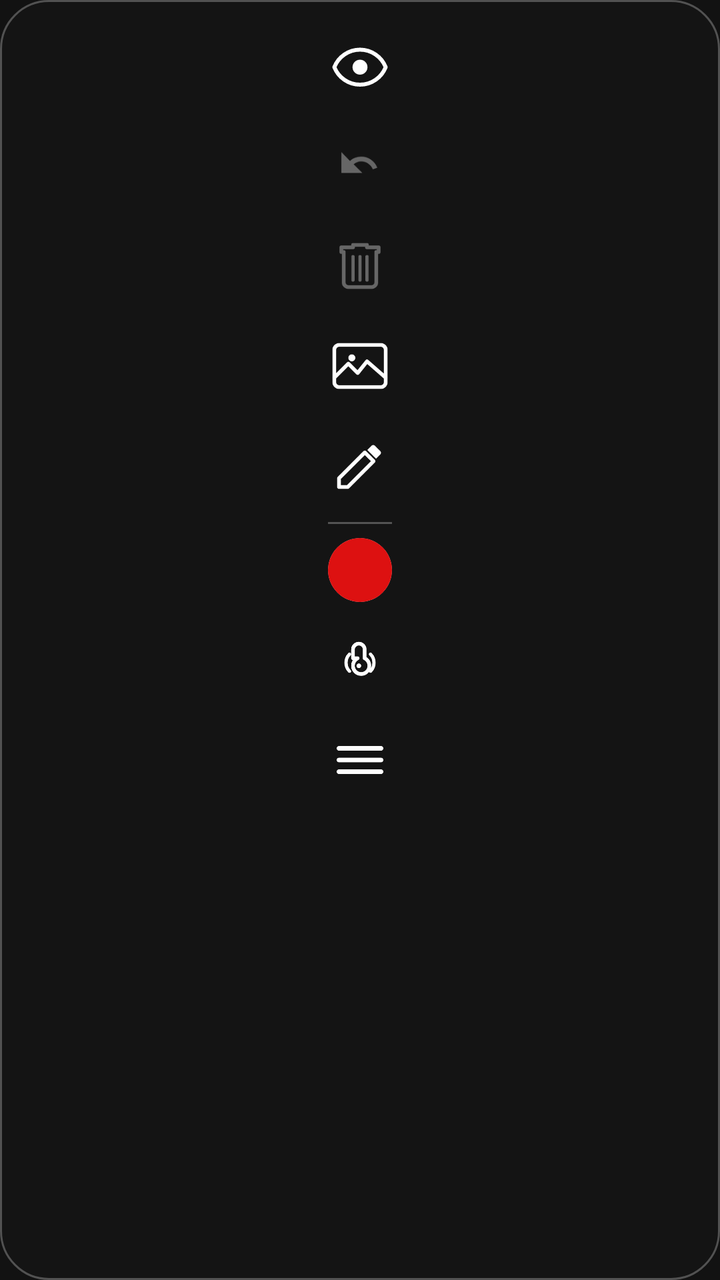
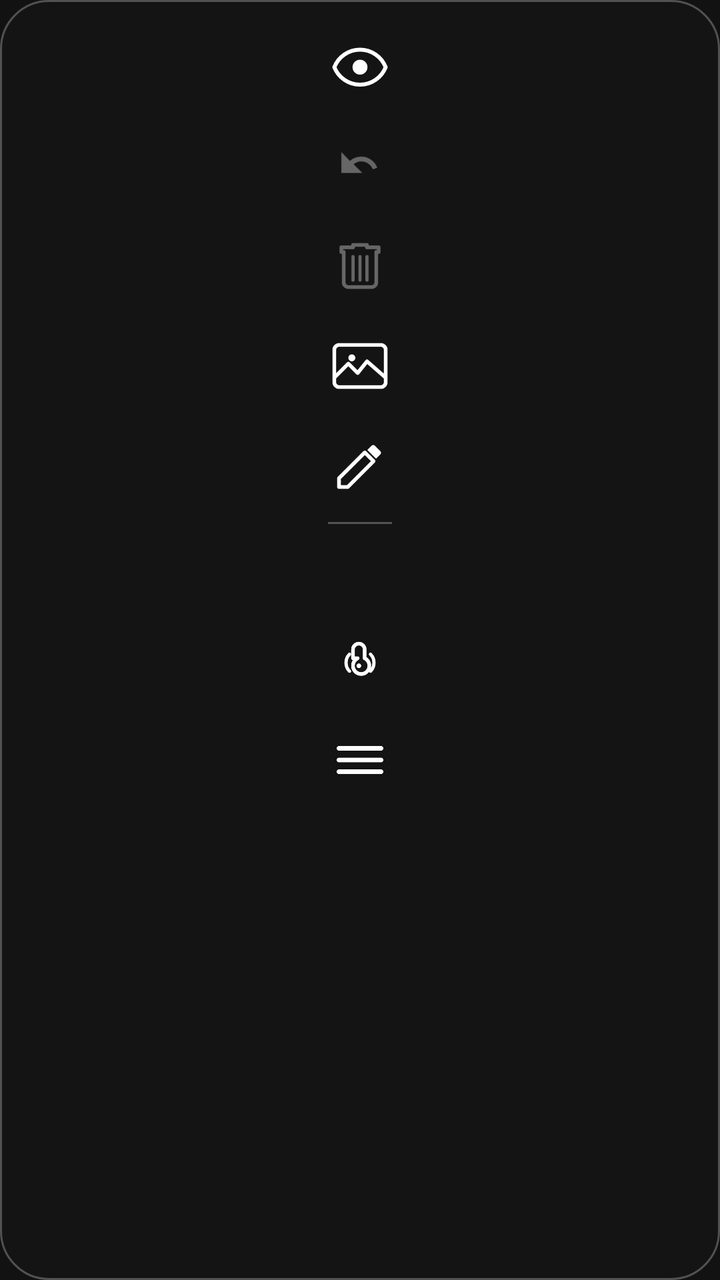

An Android layout rendered at two revisions. The XML below is the earlier revision; the diff shows what the commit changed to produce the second picture.
<!-- AndroidManifest.xml: application theme Theme.DrawAnywhere -->
<!-- res/layout/overlay_toolbar_vertical.xml -->
<?xml version="1.0" encoding="utf-8"?>
<LinearLayout
    xmlns:android="http://schemas.android.com/apk/res/android"
    android:layout_width="wrap_content"
    android:layout_height="wrap_content"
    android:orientation="vertical"
    android:gravity="center_horizontal"
    android:background="@drawable/bg_toolbar"
    android:paddingStart="4dp"
    android:paddingEnd="4dp"
    android:paddingTop="8dp"
    android:paddingBottom="8dp"
    android:elevation="8dp"
    android:animateLayoutChanges="true">

    
    <ImageView
        android:id="@+id/btn_hide"
        android:layout_width="50dp"
        android:layout_height="50dp"
        android:padding="11dp"
        android:src="@drawable/ic_eye"
        android:tint="@color/toolbar_icon_default"
        android:scaleType="fitCenter"
        android:background="@android:color/transparent"
        android:clickable="true"
        android:focusable="true"
        android:contentDescription="@string/cd_btn_hide" />

    
    <ImageView
        android:id="@+id/btn_undo"
        android:layout_width="50dp"
        android:layout_height="50dp"
        android:padding="11dp"
        android:src="@drawable/ic_undo"
        android:tint="@color/toolbar_icon_default"
        android:scaleType="fitCenter"
        android:background="@android:color/transparent"
        android:clickable="true"
        android:focusable="true"
        android:alpha="0.35"
        android:enabled="false"
        android:contentDescription="@string/cd_btn_undo" />

    
    <ImageView
        android:id="@+id/btn_clear"
        android:layout_width="50dp"
        android:layout_height="50dp"
        android:padding="11dp"
        android:src="@drawable/ic_trash"
        android:tint="@color/toolbar_icon_default"
        android:scaleType="fitCenter"
        android:background="@android:color/transparent"
        android:clickable="true"
        android:focusable="true"
        android:alpha="0.35"
        android:enabled="false"
        android:contentDescription="@string/cd_btn_clear" />

    
    <ImageView
        android:id="@+id/btn_add_image"
        android:layout_width="50dp"
        android:layout_height="50dp"
        android:padding="11dp"
        android:src="@drawable/ic_image"
        android:tint="@color/toolbar_icon_default"
        android:scaleType="fitCenter"
        android:background="@android:color/transparent"
        android:clickable="true"
        android:focusable="true"
        android:contentDescription="@string/cd_btn_image" />

    
    <ImageView
        android:id="@+id/btn_tools"
        android:layout_width="50dp"
        android:layout_height="50dp"
        android:padding="11dp"
        android:src="@drawable/ic_pen"
        android:tint="@color/toolbar_icon_default"
        android:scaleType="fitCenter"
        android:background="@android:color/transparent"
        android:clickable="true"
        android:focusable="true"
        android:contentDescription="@string/cd_btn_tools" />

    <View
        android:id="@+id/toolbar_divider"
        android:layout_width="32dp"
        android:layout_height="1dp"
        android:background="@color/toolbar_divider"
        android:layout_marginTop="3dp"
        android:layout_marginBottom="3dp" />

    
    <FrameLayout
        android:id="@+id/color_dot_container"
        android:layout_width="32dp"
        android:layout_height="32dp"
        android:layout_marginTop="4dp"
        android:layout_marginBottom="4dp"
        android:background="@drawable/bg_color_dot_ring"
        android:clipToOutline="true"
        android:contentDescription="@string/cd_color_dot">
        <View
            android:id="@+id/view_color_dot"
            android:layout_width="match_parent"
            android:layout_height="match_parent"
            android:background="@color/toolbar_dot_red" />
    </FrameLayout>

    
    <ImageView
        android:id="@+id/btn_finger"
        android:layout_width="50dp"
        android:layout_height="50dp"
        android:padding="11dp"
        android:src="@drawable/ic_finger"
        android:tint="@color/toolbar_icon_default"
        android:scaleType="fitCenter"
        android:background="@android:color/transparent"
        android:clickable="true"
        android:focusable="true"
        android:contentDescription="@string/cd_btn_finger" />

    
    <ImageView
        android:id="@+id/btn_settings"
        android:layout_width="50dp"
        android:layout_height="50dp"
        android:padding="11dp"
        android:src="@drawable/ic_settings"
        android:tint="@color/toolbar_icon_default"
        android:scaleType="fitCenter"
        android:background="@android:color/transparent"
        android:clickable="true"
        android:focusable="true"
        android:contentDescription="@string/cd_btn_settings" />

</LinearLayout>
<!-- resources referenced by this layout -->
<resources>
  <color name="toolbar_divider">#44FFFFFF</color>
  <color name="toolbar_dot_red">#FFDD1111</color>
  <color name="toolbar_icon_default">#FFFFFFFF</color>
  <!-- drawable bg_color_dot_ring (drawable) -->
  <?xml version="1.0" encoding="utf-8"?>
  <shape xmlns:android="http://schemas.android.com/apk/res/android"
      android:shape="oval">
  
      <solid android:color="@android:color/transparent" />
  
      <stroke
          android:width="2dp"
          android:color="#FFFFFFFF" />
  
  </shape>
  <!-- drawable bg_toolbar (drawable) -->
  <?xml version="1.0" encoding="utf-8"?>
  <shape xmlns:android="http://schemas.android.com/apk/res/android"
      android:shape="rectangle">
  
      <solid android:color="@color/toolbar_bg" />
  
      <corners android:radius="24dp" />
  
      <stroke
          android:width="1dp"
          android:color="@color/toolbar_divider" />
  
  </shape>
  <!-- drawable ic_eye (drawable) -->
  <?xml version="1.0" encoding="utf-8"?>
  <vector xmlns:android="http://schemas.android.com/apk/res/android"
      android:width="24dp" android:height="24dp"
      android:viewportWidth="24" android:viewportHeight="24">
      <path
          android:pathData="M12,5C7,5 2.73,8.11 1,12.5C2.73,16.89 7,20 12,20C17,20 21.27,16.89 23,12.5C21.27,8.11 17,5 12,5Z"
          android:fillColor="#00000000"
          android:strokeColor="#FFFFFFFF"
          android:strokeWidth="1.7"
          android:strokeLineCap="round"
          android:strokeLineJoin="round" />
      <path
          android:pathData="M12,9.3A3.2,3.2 0,0 1,15.2 12.5A3.2,3.2 0,0 1,12 15.7A3.2,3.2 0,0 1,8.8 12.5A3.2,3.2 0,0 1,12 9.3Z"
          android:fillColor="#FFFFFFFF" />
  </vector>
  <!-- drawable ic_pen (drawable) -->
  <?xml version="1.0" encoding="utf-8"?>
  <vector xmlns:android="http://schemas.android.com/apk/res/android"
      android:width="24dp"
      android:height="24dp"
      android:viewportWidth="24"
      android:viewportHeight="24">
  
      
      <path
          android:pathData="M3,17.25V21H6.75L17.81,9.94L14.06,6.19L3,17.25Z"
          android:fillColor="#00000000"
          android:strokeColor="#FFFFFFFF"
          android:strokeWidth="1.6"
          android:strokeLineCap="round"
          android:strokeLineJoin="round" />
  
      
      <path
          android:pathData="M20.71,7.04C21.1,6.65 21.1,6.02 20.71,5.63L18.37,3.29C17.98,2.9 17.35,2.9 16.96,3.29L15.13,5.12L18.88,8.87L20.71,7.04Z"
          android:fillColor="#FFFFFFFF" />
  
  </vector>
  <!-- drawable ic_undo (drawable) -->
  <?xml version="1.0" encoding="utf-8"?>
  <vector xmlns:android="http://schemas.android.com/apk/res/android"
      android:width="24dp"
      android:height="24dp"
      android:viewportWidth="24"
      android:viewportHeight="24">
  
      <path
          android:pathData="M12.5,8C10.65,8 8.99,8.7 7.7,9.83L4,6V15H13L9.27,11.27C10.16,10.49 11.28,10 12.5,10C14.77,10 16.72,11.44 17.5,13.45L19.41,12.74C18.29,9.87 15.61,8 12.5,8Z"
          android:fillColor="#FFFFFFFF" />
  
  </vector>
  <string name="cd_btn_clear">Clear canvas</string>
  <string name="cd_btn_finger">Toggle touch pass-through</string>
  <string name="cd_btn_hide">Hide or show canvas</string>
  <string name="cd_btn_image">Add image from gallery</string>
  <string name="cd_btn_settings">Open settings</string>
  <string name="cd_btn_tools">Select drawing tool</string>
  <string name="cd_btn_undo">Undo last stroke</string>
  <string name="cd_color_dot">Current drawing color</string>
  <color name="toolbar_bg">#E8141414</color>
  <color name="colorPrimary">#FFB73A3A</color>
  <color name="colorPrimaryVariant">#FF8B0000</color>
  <color name="colorOnPrimary">#FFFFFFFF</color>
  <color name="colorSecondary">#FF444444</color>
  <color name="colorOnSecondary">#FFFFFFFF</color>
  <color name="colorError">#FFCF6679</color>
  <color name="colorOnError">#FF000000</color>
  <color name="colorSurface">#FF1C1C1C</color>
  <color name="colorOnSurface">#FFFFFFFF</color>
  <color name="colorBackground">#FF121212</color>
  <!-- unchanged entries left out for length: 5 -->
</resources>

<!-- the commit's change to res/layout/overlay_toolbar_vertical.xml (unified diff, before → after) -->
@@ -10,10 +10,8 @@
     android:paddingEnd="4dp"
     android:paddingTop="8dp"
     android:paddingBottom="8dp"
-    android:elevation="8dp"
-    android:animateLayoutChanges="true">
+    android:elevation="8dp">
 
-    
     <ImageView
         android:id="@+id/btn_hide"
         android:layout_width="50dp"
@@ -27,7 +25,6 @@
         android:focusable="true"
         android:contentDescription="@string/cd_btn_hide" />
 
-    
     <ImageView
         android:id="@+id/btn_undo"
         android:layout_width="50dp"
@@ -43,7 +40,6 @@
         android:enabled="false"
         android:contentDescription="@string/cd_btn_undo" />
 
-    
     <ImageView
         android:id="@+id/btn_clear"
         android:layout_width="50dp"
@@ -59,7 +55,6 @@
         android:enabled="false"
         android:contentDescription="@string/cd_btn_clear" />
 
-    
     <ImageView
         android:id="@+id/btn_add_image"
         android:layout_width="50dp"
@@ -73,7 +68,6 @@
         android:focusable="true"
         android:contentDescription="@string/cd_btn_image" />
 
-    
     <ImageView
         android:id="@+id/btn_tools"
         android:layout_width="50dp"
@@ -96,23 +90,16 @@
         android:layout_marginBottom="3dp" />
 
     
-    <FrameLayout
-        android:id="@+id/color_dot_container"
+    <View
+        android:id="@+id/view_color_dot"
         android:layout_width="32dp"
         android:layout_height="32dp"
         android:layout_marginTop="4dp"
         android:layout_marginBottom="4dp"
-        android:background="@drawable/bg_color_dot_ring"
-        android:clipToOutline="true"
-        android:contentDescription="@string/cd_color_dot">
-        <View
-            android:id="@+id/view_color_dot"
-            android:layout_width="match_parent"
-            android:layout_height="match_parent"
-            android:background="@color/toolbar_dot_red" />
-    </FrameLayout>
+        android:clickable="true"
+        android:focusable="true"
+        android:contentDescription="@string/cd_color_dot" />
 
-    
     <ImageView
         android:id="@+id/btn_finger"
         android:layout_width="50dp"
@@ -126,7 +113,6 @@
         android:focusable="true"
         android:contentDescription="@string/cd_btn_finger" />
 
-    
     <ImageView
         android:id="@+id/btn_settings"
         android:layout_width="50dp"
<!-- resource entries referenced after the edit -->
@@ -1,20 +1,7 @@
 <!-- resources referenced by this layout -->
 <resources>
   <color name="toolbar_divider">#44FFFFFF</color>
-  <color name="toolbar_dot_red">#FFDD1111</color>
   <color name="toolbar_icon_default">#FFFFFFFF</color>
-  <!-- drawable bg_color_dot_ring (drawable) -->
-  <?xml version="1.0" encoding="utf-8"?>
-  <shape xmlns:android="http://schemas.android.com/apk/res/android"
-      android:shape="oval">
-  
-      <solid android:color="@android:color/transparent" />
-  
-      <stroke
-          android:width="2dp"
-          android:color="#FFFFFFFF" />
-  
-  </shape>
   <!-- drawable bg_toolbar (drawable) -->
   <?xml version="1.0" encoding="utf-8"?>
   <shape xmlns:android="http://schemas.android.com/apk/res/android"
